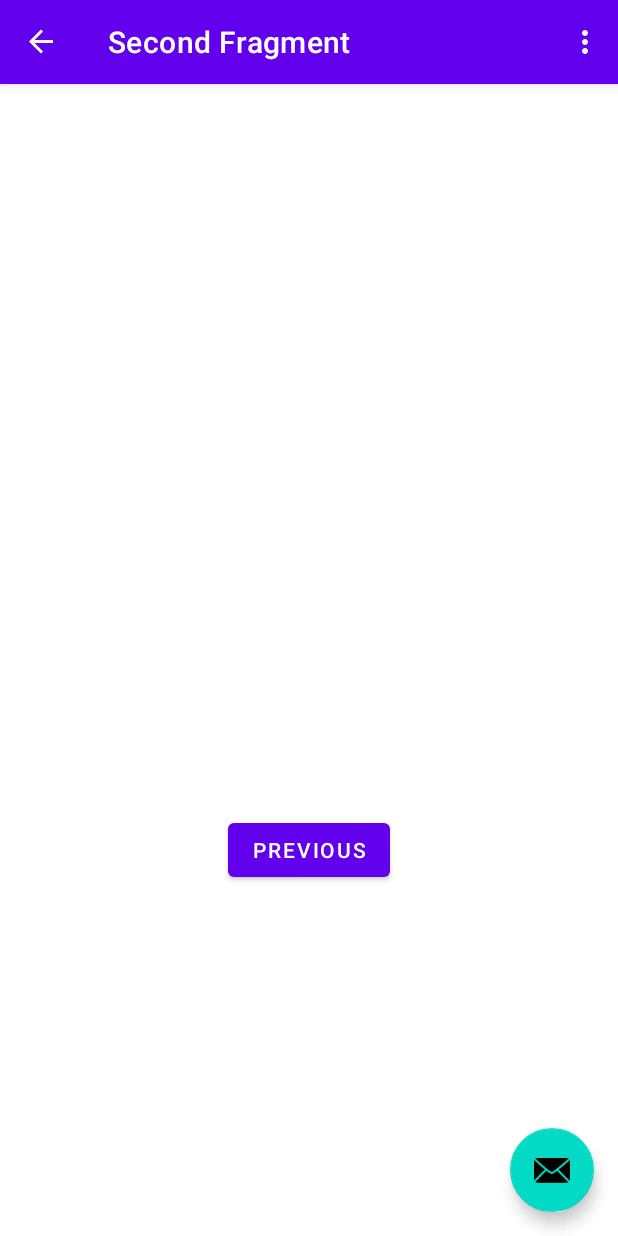
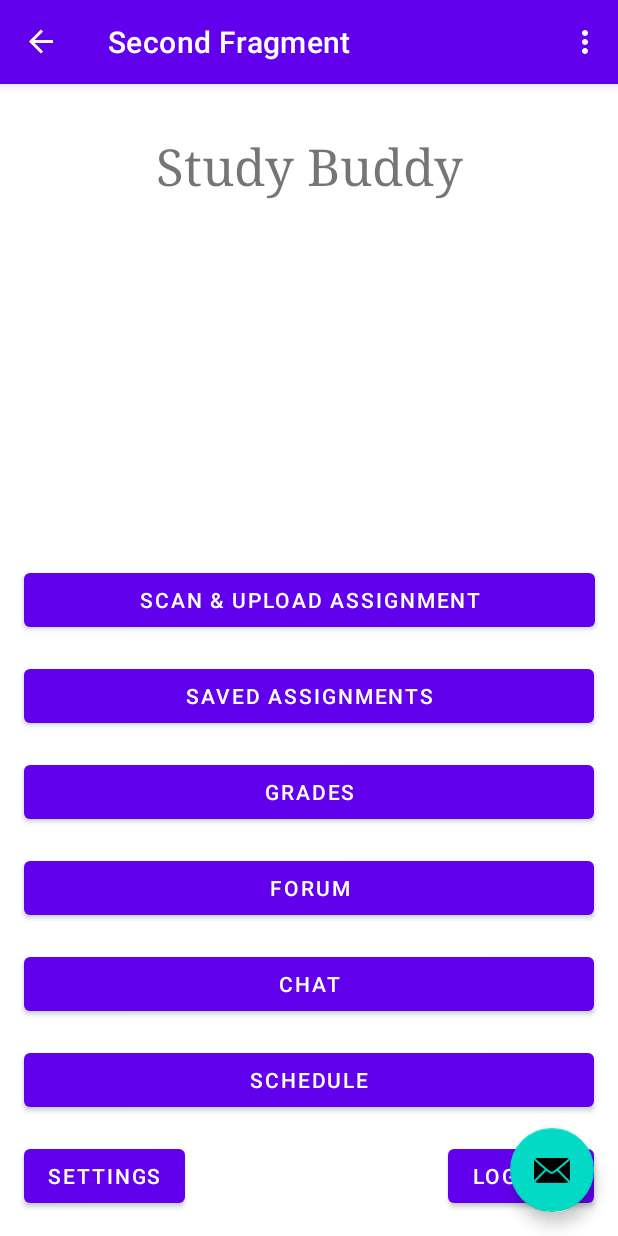
Before and after one commit to alexnidhogg/CapstonePublic, an Android app: the SecondFragment screen opened directly, with no data from a screen before it, on a phone screen of 412 x 824 dp. Run offline under Robolectric (Android 15) with nearby library versions, the phone set to English and light mode, and no system bars; our stand-ins replace Firebase (no records; nobody signed in at launch, a user with empty details on screens opened directly), navigation-ui.

```diff
--- a/app/src/main/java/sheridan/teodored/myapplication/SecondFragment.kt
+++ b/app/src/main/java/sheridan/teodored/myapplication/SecondFragment.kt
@@ -33,7 +33,7 @@ class SecondFragment : Fragment() {
         super.onViewCreated(view, savedInstanceState)
 
         //log out
-        binding.buttonSecond.setOnClickListener {
+        binding.LogOut.setOnClickListener {
             findNavController().navigate(R.id.action_SecondFragment_to_FirstFragment)
         }
     }
--- a/app/src/main/res/layout/fragment_second.xml
+++ b/app/src/main/res/layout/fragment_second.xml
@@ -6,22 +6,113 @@
     android:layout_height="match_parent"
     tools:context=".SecondFragment">
 
-    <TextView
-        android:id="@+id/textview_second"
+    <Button
+        android:id="@+id/Grades_Button"
+        android:layout_width="0dp"
+        android:layout_height="wrap_content"
+        android:layout_marginStart="16dp"
+        android:layout_marginEnd="16dp"
+        android:layout_marginBottom="16dp"
+        android:text="@string/Grades"
+        app:layout_constraintBottom_toTopOf="@+id/Forum_Button"
+        app:layout_constraintEnd_toEndOf="parent"
+        app:layout_constraintHorizontal_bias="1.0"
+        app:layout_constraintStart_toStartOf="parent" />
+
+    <Button
+        android:id="@+id/Saved_Assignments_Button"
+        android:layout_width="0dp"
+        android:layout_height="wrap_content"
+        android:layout_marginStart="16dp"
+        android:layout_marginEnd="16dp"
+        android:layout_marginBottom="16dp"
+        android:text="@string/Saved_Assignments"
+        app:layout_constraintBottom_toTopOf="@+id/Grades_Button"
+        app:layout_constraintEnd_toEndOf="parent"
+        app:layout_constraintHorizontal_bias="1.0"
+        app:layout_constraintStart_toStartOf="parent" />
+
+    <Button
+        android:id="@+id/Schedule_Button"
+        android:layout_width="0dp"
+        android:layout_height="wrap_content"
+        android:layout_marginStart="16dp"
+        android:layout_marginEnd="16dp"
+        android:layout_marginBottom="16dp"
+        android:text="@string/Schedule"
+        app:layout_constraintBottom_toTopOf="@+id/Log_Out"
+        app:layout_constraintEnd_toEndOf="parent"
+        app:layout_constraintHorizontal_bias="0.0"
+        app:layout_constraintStart_toStartOf="parent" />
+
+    <Button
+        android:id="@+id/Chat_Button"
+        android:layout_width="0dp"
+        android:layout_height="wrap_content"
+        android:layout_marginStart="16dp"
+        android:layout_marginEnd="16dp"
+        android:layout_marginBottom="16dp"
+        android:text="@string/Chat"
+        app:layout_constraintBottom_toTopOf="@+id/Schedule_Button"
+        app:layout_constraintEnd_toEndOf="parent"
+        app:layout_constraintHorizontal_bias="0.0"
+        app:layout_constraintStart_toStartOf="parent" />
+
+    <Button
+        android:id="@+id/Log_Out"
         android:layout_width="wrap_content"
         android:layout_height="wrap_content"
-        app:layout_constraintBottom_toTopOf="@id/button_second"
+        android:layout_marginEnd="16dp"
+        android:layout_marginBottom="16dp"
+        android:text="@string/Log_Out"
+        app:layout_constraintBottom_toBottomOf="parent"
+        app:layout_constraintEnd_toEndOf="parent" />
+
+    <Button
+        android:id="@+id/Upload_Button"
+        android:layout_width="0dp"
+        android:layout_height="wrap_content"
+        android:layout_marginStart="16dp"
+        android:layout_marginEnd="15dp"
+        android:layout_marginBottom="16dp"
+        android:text="@string/Upload_Assignment"
+        app:layout_constraintBottom_toTopOf="@+id/Saved_Assignments_Button"
+        app:layout_constraintEnd_toEndOf="parent"
+        app:layout_constraintHorizontal_bias="1.0"
+        app:layout_constraintStart_toStartOf="parent" />
+
+    <TextView
+        android:id="@+id/Title_Text"
+        android:layout_width="wrap_content"
+        android:layout_height="wrap_content"
+        android:layout_marginTop="32dp"
+        android:fontFamily="serif"
+        android:text="@string/Title"
+        android:textSize="34sp"
         app:layout_constraintEnd_toEndOf="parent"
         app:layout_constraintStart_toStartOf="parent"
         app:layout_constraintTop_toTopOf="parent" />
 
     <Button
-        android:id="@+id/button_second"
+        android:id="@+id/Forum_Button"
+        android:layout_width="0dp"
+        android:layout_height="wrap_content"
+        android:layout_marginStart="16dp"
+        android:layout_marginEnd="16dp"
+        android:layout_marginBottom="16dp"
+        android:text="@string/Forum"
+        app:layout_constraintBottom_toTopOf="@+id/Chat_Button"
+        app:layout_constraintEnd_toEndOf="parent"
+        app:layout_constraintStart_toStartOf="parent" />
+
+    <Button
+        android:id="@+id/Settings_Button"
         android:layout_width="wrap_content"
         android:layout_height="wrap_content"
-        android:text="@string/previous"
+        android:layout_marginStart="16dp"
+        android:layout_marginBottom="16dp"
+        android:text="@string/Settings"
         app:layout_constraintBottom_toBottomOf="parent"
-        app:layout_constraintEnd_toEndOf="parent"
-        app:layout_constraintStart_toStartOf="parent"
-        app:layout_constraintTop_toBottomOf="@id/textview_second" />
+        app:layout_constraintStart_toStartOf="parent" />
+
 </androidx.constraintlayout.widget.ConstraintLayout>
--- a/app/src/main/res/values/strings.xml
+++ b/app/src/main/res/values/strings.xml
@@ -5,8 +5,19 @@
     <string name="first_fragment_label">First Fragment</string>
     <string name="second_fragment_label">Second Fragment</string>
     <string name="next">Next</string>
-    <string name="previous">Previous</string>
+
+    <!-- Main Page -->
+    <string name="Title">Study Buddy</string>
+    <string name="Log_Out">Log Out</string>
+    <string name="Upload_Assignment">Scan &amp; Upload Assignment</string>
+    <string name="Saved_Assignments">Saved Assignments</string>
+    <string name="Grades">Grades</string>
+    <string name="Forum">Forum</string>
+    <string name="Chat">Chat</string>
+    <string name="Schedule">Schedule</string>
+    <string name="Settings">Settings</string>
 
     <string name="hello_first_fragment">Hello first fragment</string>
     <string name="hello_second_fragment">Hello second fragment. Arg: %1$s</string>
+
 </resources>
```
